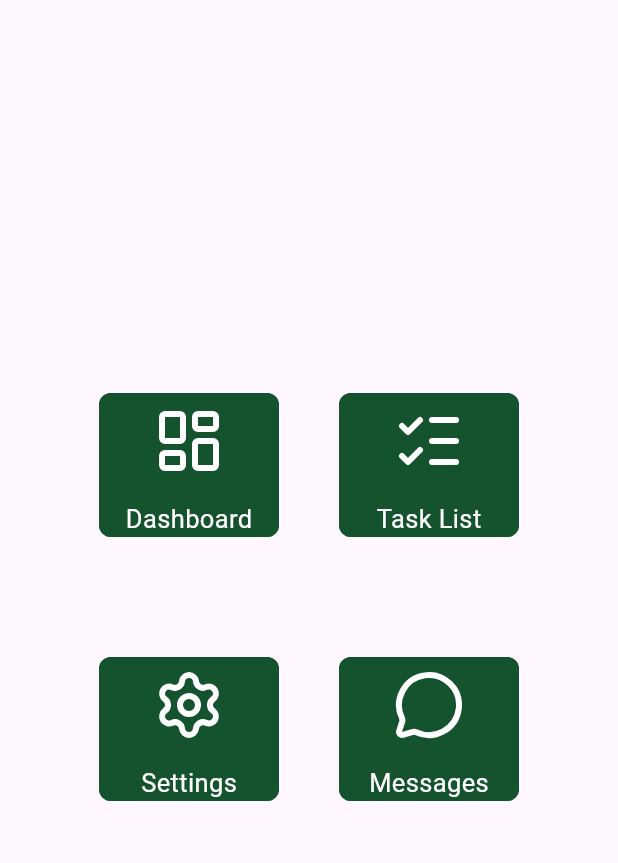
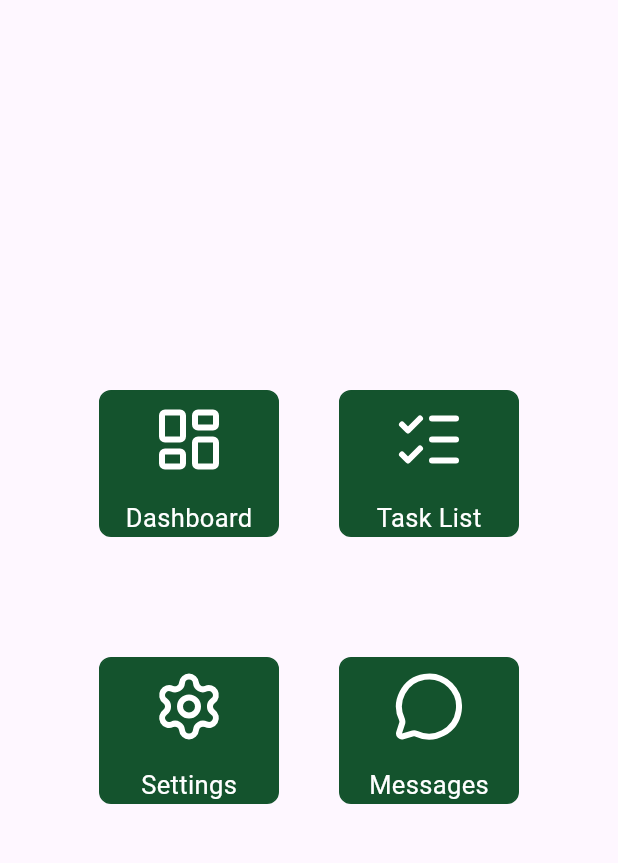
Before and after one commit to PG-002/CoHab, a Flutter app: the HomePage screen opened directly, on a phone screen of 412 x 824 dp, the part 63-926 px from its top. Run offline on Flutter 3.47's test engine with Material 3 defaults, Android fonts, the phone set to English and light mode, and no system bars; our stand-ins replace jwt_decoder, lucide_icons, socket_io_client; accounts and stored records are empty; network calls fail.

Commit message:
homepage work

```diff
--- a/cohab_mobile/lib/homepage.dart
+++ b/cohab_mobile/lib/homepage.dart
@@ -26,16 +26,16 @@ class _HomePageState extends State<HomePage> {
                 // First Icon Button
                 SizedBox(
                   width: 120,
-                  child: Material(
-                    color: const Color(0xFF14532d), // Fill the button with green color
-                    shape: RoundedRectangleBorder(
-                      borderRadius: BorderRadius.circular(8.0),
-                      side: const BorderSide(color: Color(0xFF14532d)), // Green border
-                    ),
                   child: InkWell(
                     onTap: () {
                       // Add your onPressed logic here
                     },
+                    child: Ink(
+                      decoration: BoxDecoration(
+                        color: const Color(0xFF14532d), // Fill the button with green color
+                        borderRadius: BorderRadius.circular(8.0),
+                        border: Border.all(color: const Color(0xFF14532d)), // Green border
+                      ),
                       child: Column(
                         mainAxisSize: MainAxisSize.min,
                         children: [
@@ -63,12 +63,6 @@ class _HomePageState extends State<HomePage> {
                 // Second Icon Button
                 SizedBox(
                   width: 120,
-                  child: Material(
-                    color: const Color(0xFF14532d), // Fill the button with green color
-                    shape: RoundedRectangleBorder(
-                      borderRadius: BorderRadius.circular(8.0),
-                      side: const BorderSide(color: Color(0xFF14532d)), // Green border
-                    ),
                   child: InkWell(
                     onTap: () {
                       Navigator.push(
@@ -76,12 +70,21 @@ class _HomePageState extends State<HomePage> {
                         MaterialPageRoute(builder: (context) => const TaskListPage()),
                       );
                     },
+                    child: Ink(
+                      decoration: BoxDecoration(
+                        color: const Color(0xFF14532d), // Fill the button with green color
+                        borderRadius: BorderRadius.circular(8.0),
+                        border: Border.all(color: const Color(0xFF14532d)), // Green border
+                      ),
                       child: Column(
                         mainAxisSize: MainAxisSize.min,
                         children: [
                           IconButton(
                             onPressed: () {
-                              // Add your onPressed logic here
+                              Navigator.push(
+                                context,
+                                MaterialPageRoute(builder: (context) => const TaskListPage()),
+                              );
                             },
                             icon: const Icon(
                               LucideIcons.listChecks,
@@ -108,16 +111,16 @@ class _HomePageState extends State<HomePage> {
                 // Third Icon Button
                 SizedBox(
                   width: 120,
-                  child: Material(
-                    color: const Color(0xFF14532d), // Fill the button with green color
-                    shape: RoundedRectangleBorder(
-                      borderRadius: BorderRadius.circular(8.0),
-                      side: const BorderSide(color: Color(0xFF14532d)), // Green border
-                    ),
                   child: InkWell(
                     onTap: () {
                       // Add your onPressed logic here
                     },
+                    child: Ink(
+                      decoration: BoxDecoration(
+                        color: const Color(0xFF14532d), // Fill the button with green color
+                        borderRadius: BorderRadius.circular(8.0),
+                        border: Border.all(color: const Color(0xFF14532d)), // Green border
+                      ),
                       child: Column(
                         mainAxisSize: MainAxisSize.min,
                         children: [
@@ -145,16 +148,16 @@ class _HomePageState extends State<HomePage> {
                 // Fourth Icon Button
                 SizedBox(
                   width: 120,
-                  child: Material(
-                    color: const Color(0xFF14532d), // Fill the button with green color
-                    shape: RoundedRectangleBorder(
-                      borderRadius: BorderRadius.circular(8.0),
-                      side: const BorderSide(color: Color(0xFF14532d)), // Green border
-                    ),
                   child: InkWell(
                     onTap: () {
                       // Add your onPressed logic here
                     },
+                    child: Ink(
+                      decoration: BoxDecoration(
+                        color: const Color(0xFF14532d), // Fill the button with green color
+                        borderRadius: BorderRadius.circular(8.0),
+                        border: Border.all(color: const Color(0xFF14532d)), // Green border
+                      ),
                       child: Column(
                         mainAxisSize: MainAxisSize.min,
                         children: [
--- a/cohab_mobile/lib/join_house_api.dart
+++ b/cohab_mobile/lib/join_house_api.dart
@@ -31,7 +31,6 @@ Future<void> joinHouse(String joinHouseCode, BuildContext context) async {
       decodedToken = JwtDecoder.decode(token);
       userId = decodedToken['user']['_id'];
 
-      Navigator.pushReplacementNamed(context, '/homepage');
     } else {
       // Join failed
     }
--- a/cohab_mobile/lib/web_socket.dart
+++ b/cohab_mobile/lib/web_socket.dart
@@ -1,4 +1,3 @@
-import 'package:flutter/material.dart';
 import 'package:socket_io_client/socket_io_client.dart' as io;
 
 late io.Socket socket;
```
Also changed, not shown: cohab_mobile/lib/dashBoard.dart (deleted), cohab_mobile/lib/dashboard.dart (added). Lines whose indentation alone changed are shown as unchanged.
